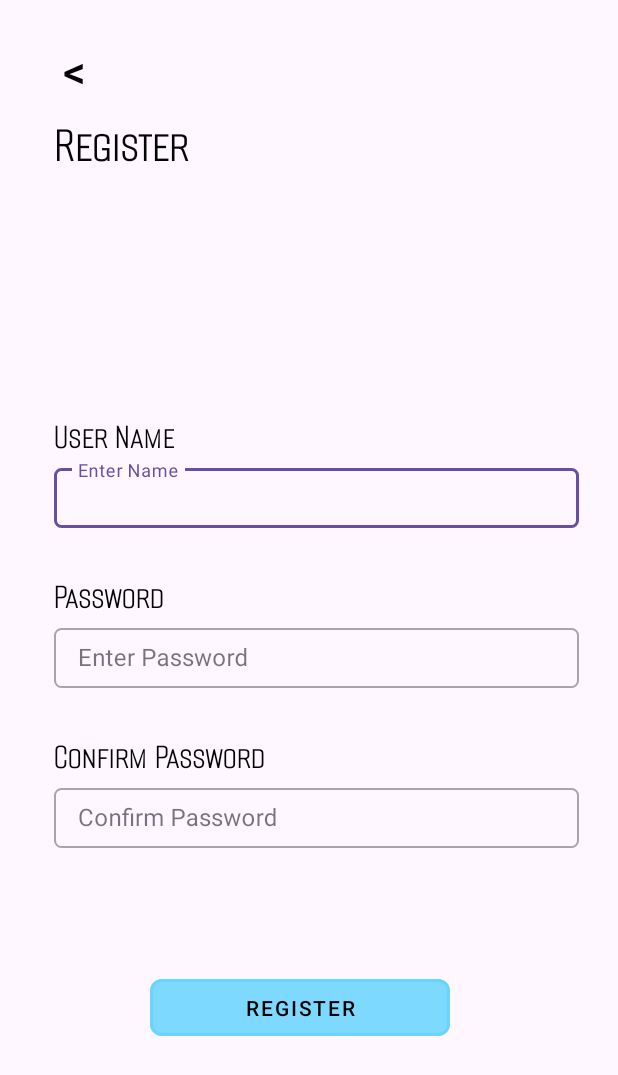
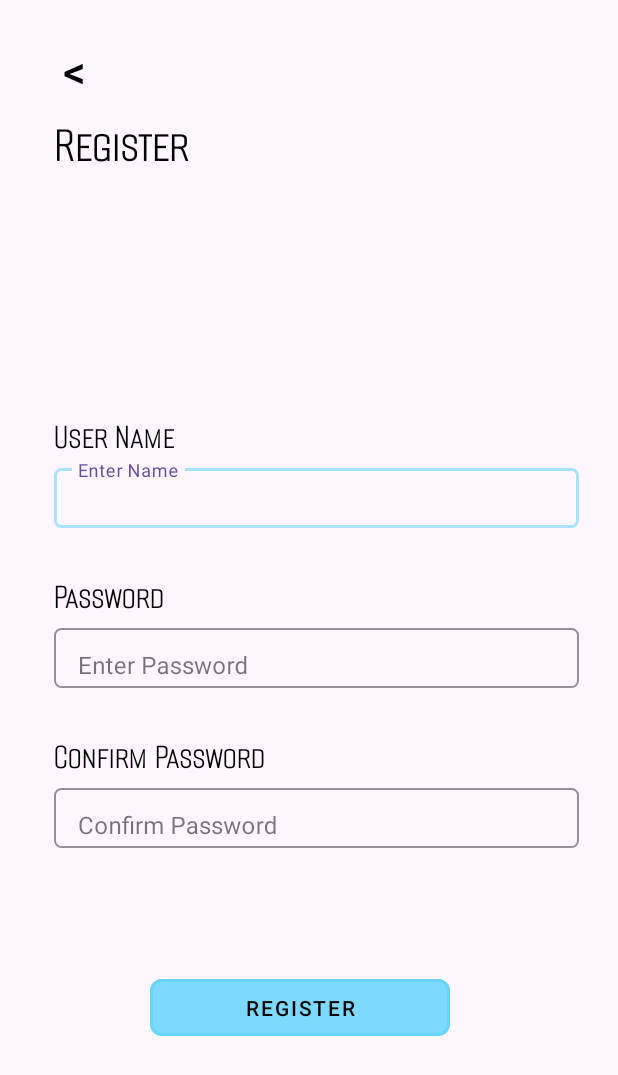
Before and after one commit to HarinduVihan/MAD-CW-2025, an Android app: the AdminRegister screen opened directly, with no data from a screen before it, on a phone screen of 412 x 824 dp. Shown: the top 1075 px of the screen. Run offline under Robolectric (Android 15) with nearby library versions, the phone set to English and light mode, and no system bars; our stand-ins replace Firebase (no records; nobody signed in at launch, a user with empty details on screens opened directly); Roboto replaces fonts that are not available here.

```diff
--- a/ScienceMoreAdmin/app/src/main/java/com/example/sciencemore_admin/AdminLogin.java
+++ b/ScienceMoreAdmin/app/src/main/java/com/example/sciencemore_admin/AdminLogin.java
@@ -1,6 +1,8 @@
 package com.example.sciencemore_admin;
 
+import android.content.Intent;
 import android.os.Bundle;
+import android.view.View;
 
 import androidx.activity.EdgeToEdge;
 import androidx.appcompat.app.AppCompatActivity;
@@ -21,4 +23,8 @@ public class AdminLogin extends AppCompatActivity {
             return insets;
         });
     }
+    public void back(View v){
+        startActivity(new Intent(AdminLogin.this, MainActivity.class));
+
+    }
 }
--- a/ScienceMoreAdmin/app/src/main/java/com/example/sciencemore_admin/AdminRegister.java
+++ b/ScienceMoreAdmin/app/src/main/java/com/example/sciencemore_admin/AdminRegister.java
@@ -51,6 +51,11 @@ public class AdminRegister extends AppCompatActivity {
             v.setPadding(systemBars.left, systemBars.top, systemBars.right, systemBars.bottom);
             return insets;
         });
+
+    }
+
+    public void back(View v){
+        startActivity(new Intent(AdminRegister.this, MainActivity.class));
 
     }
 
--- a/ScienceMoreAdmin/app/src/main/res/layout/activity_admin_register.xml
+++ b/ScienceMoreAdmin/app/src/main/res/layout/activity_admin_register.xml
@@ -33,7 +33,8 @@
         android:textSize="30dp"
         android:layout_marginTop="25px"
         android:translationX="5dp"
-        android:translationY="-700dp"/>
+        android:translationY="-700dp"
+        android:onClick="back"/>
 
     <TextView
         android:layout_width="161dp"
@@ -72,17 +73,19 @@
         app:layout_constraintEnd_toEndOf="parent"
         app:layout_constraintStart_toStartOf="parent"
         app:layout_constraintTop_toTopOf="parent"
+        app:boxStrokeColor="@color/lightBlue"
         android:layout_marginBottom="40px">
 
         <com.google.android.material.textfield.TextInputEditText
             android:id="@+id/editUserName"
             android:layout_width="350dp"
             android:layout_height="40dp"
+            android:ellipsize="end"
+            android:gravity="bottom"
             android:hint="Enter Name"
-            android:ellipsize="end"
             android:maxLines="1"
-            tools:ignore="KeyboardInaccessibleWidget"
-            />
+            android:paddingBottom="6dp"
+            tools:ignore="KeyboardInaccessibleWidget" />
 
     </com.google.android.material.textfield.TextInputLayout>
 
@@ -112,6 +115,7 @@
         app:layout_constraintEnd_toEndOf="parent"
         app:layout_constraintStart_toStartOf="parent"
         app:layout_constraintTop_toTopOf="parent"
+        app:boxStrokeColor="@color/lightBlue"
         android:layout_marginBottom="40px">
 
         <com.google.android.material.textfield.TextInputEditText
@@ -121,6 +125,7 @@
             android:hint="Enter Password"
             android:ellipsize="end"
             android:maxLines="1"
+            android:paddingBottom="6dp"
             tools:ignore="KeyboardInaccessibleWidget"
             />
 
@@ -152,6 +157,7 @@
         app:layout_constraintEnd_toEndOf="parent"
         app:layout_constraintStart_toStartOf="parent"
         app:layout_constraintTop_toTopOf="parent"
+        app:boxStrokeColor="@color/lightBlue"
         android:layout_marginBottom="40px">
 
         <com.google.android.material.textfield.TextInputEditText
@@ -161,6 +167,7 @@
             android:hint="Confirm Password"
             android:ellipsize="end"
             android:maxLines="1"
+            android:paddingBottom="6dp"
             tools:ignore="KeyboardInaccessibleWidget"
             />
 
```
Also changed, not shown: ScienceMoreAdmin/app/src/main/res/layout/activity_admin_login.xml (+6 -1 lines).
